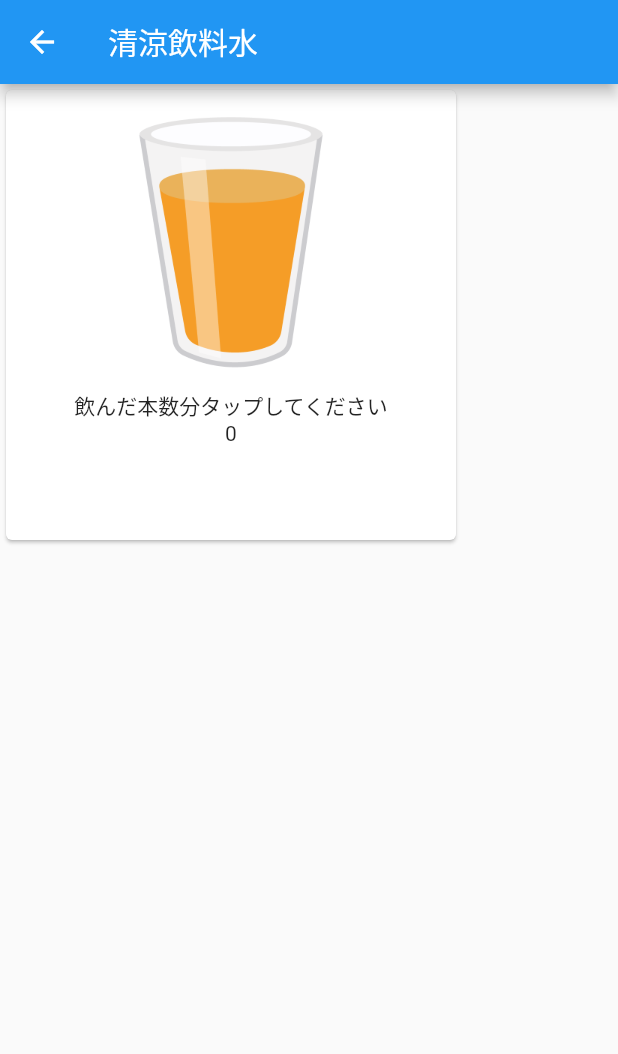
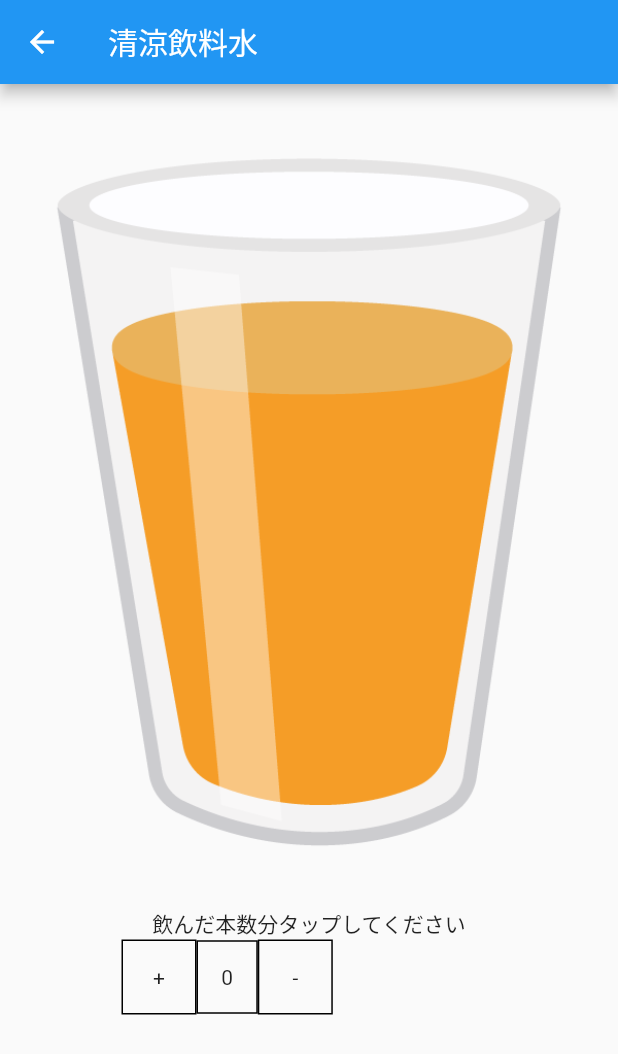
Before and after one commit to tomoki1590/sweets, a Flutter app: the screen it shows after launch, after a tap on "清涼飲料水", on a phone screen of 412 x 824 dp. Shown: the top 1054 px of the screen. Run offline on Flutter 3.47's test engine with Material 2 defaults, Android fonts, the phone set to English and light mode, and no system bars; our stand-ins replace flutter_riverpod, freezed_annotation; network calls fail.

```diff
--- a/lib/data/count_data.dart
+++ b/lib/data/count_data.dart
@@ -8,6 +8,7 @@ class CountData with _$CountData {
   const factory CountData({
     required int count,
     required int countUp,
+    required int countDown,
   }) = _CountData;
 
   factory CountData.fromJson(Map<String, dynamic> json) =>
--- a/lib/juice.dart
+++ b/lib/juice.dart
@@ -17,22 +17,56 @@ class _JuiceState extends ConsumerState<Juice> {
       appBar: AppBar(
         title: Text(ref.watch(juiceProvider)),
       ),
-      body: GestureDetector(
-        onTap: () {
-          ref.read(countProvider1.state).state++;
-        },
-        child: Card(
-          child: SizedBox(
-            height: 300,
-            width: 300,
-            child: Column(
-              children: [
-                SizedBox(height: 200, child: Image.asset(ref.watch(FProvider))),
-                Text('飲んだ本数分タップしてください'),
-                Text(ref.watch(countProvider1.state).state.toString())
-              ],
+      body: Center(
+        child: Column(
+          children: [
+            Image.asset(ref.watch(FProvider)),
+            Text('飲んだ本数分タップしてください'),
+            SizedBox(
+              width: 250,
+              child: Row(
+                children: [
+                  Container(
+                    decoration:
+                        BoxDecoration(border: Border.all(color: Colors.black)),
+                    child: RawMaterialButton(
+                        constraints: BoxConstraints.tightFor(
+                          width: 10,
+                        ),
+                        onPressed: () {
+                          ref.read(countProvider1.state).state++;
+                        },
+                        child: Text('+')),
+                  ),
+                  Container(
+                    decoration:
+                        BoxDecoration(border: Border.all(color: Colors.black)),
+                    child: Padding(
+                      padding: const EdgeInsets.all(15.5),
+                      child: Text(
+                          ref.watch(countProvider1.state).state.toString()),
+                    ),
+                  ),
+                  Flexible(
+                    flex: 1,
+                    child: Container(
+                      decoration: BoxDecoration(
+                          border: Border.all(color: Colors.black)),
+                      child: RawMaterialButton(
+                        constraints: const BoxConstraints.tightFor(
+                          width: 10,
+                        ),
+                        onPressed: () {
+                          ref.read(countProvider1.state).state--;
+                        },
+                        child: Text('-'),
+                      ),
+                    ),
+                  ),
+                ],
+              ),
             ),
-          ),
+          ],
         ),
       ),
     );
--- a/lib/main.dart
+++ b/lib/main.dart
@@ -3,7 +3,7 @@ import 'package:flutter_riverpod/flutter_riverpod.dart';
 import 'package:sweet/home_screen.dart';
 
 void main() {
-  runApp(ProviderScope(child: MyApp()));
+  runApp(const ProviderScope(child: MyApp()));
 }
 
 class MyApp extends StatelessWidget {
--- a/lib/provider.dart
+++ b/lib/provider.dart
@@ -1,4 +1,5 @@
 import 'package:flutter_riverpod/flutter_riverpod.dart';
+import 'package:sweet/data/count_data.dart';
 
 final juiceProvider = Provider<String>((ref) {
   return '清涼飲料水';
@@ -13,3 +14,5 @@ final countProvider4 = StateProvider<int>((ref) => 0);
 
 final howManyProvider = Provider<String>((ref) => '食べた分だけタップしてください');
 final FProvider = Provider<String>((ref) => 'assets/drink.png');
+final CountDataProvider = StateProvider<CountData>(
+    (ref) => CountData(count: 0, countUp: 0, countDown: 0));
--- a/pubspec.yaml
+++ b/pubspec.yaml
@@ -38,6 +38,7 @@ dependencies:
   # Use with the CupertinoIcons class for iOS style icons.
   cupertino_icons: ^1.0.2
   json_annotation: ^4.4.0
+  riverpod: ^1.0.3
 
 dev_dependencies:
   flutter_test:
@@ -51,6 +52,7 @@ dev_dependencies:
   flutter_lints: ^1.0.0
   build_runner: ^2.1.7
   json_serializable: ^6.1.4
+  test: ^1.17.12
 
 # For information on the generic Dart part of this file, see the
 # following page: https://dart.dev/tools/pub/pubspec
```
Also changed, not shown: lib/logic.dart (added, +21 -0 lines), lib/data/count_data.freezed.dart, lib/data/count_data.g.dart, pubspec.lock, 1 other file.
